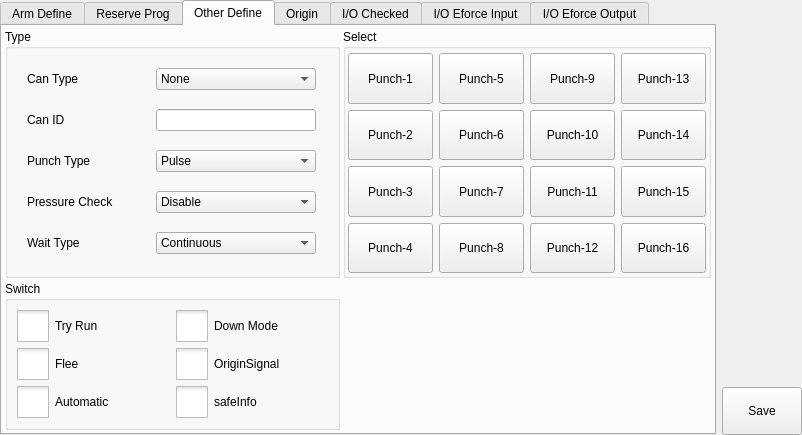
Above: hcsettings/icstructdefineframe.ui from GaussCheng/2-5AxisPunch before the change. Below: the same form after it.
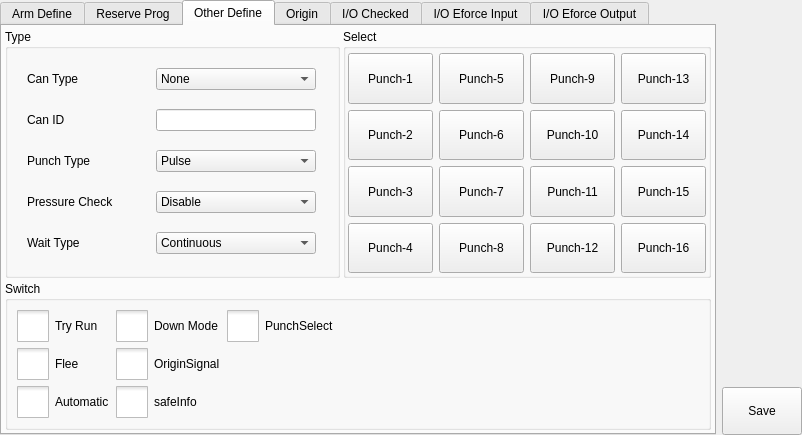
That is the form after the change. The open tabs and pages were chosen to show the change. Icons and pictures are not drawn. Custom widgets are drawn as their Qt base class.

```diff
--- a/hcsettings/icstructdefineframe.ui
+++ b/hcsettings/icstructdefineframe.ui
@@ -1227,225 +1227,6 @@
          </layout>
         </widget>
        </item>
-       <item row="1" column="0">
-        <widget class="QGroupBox" name="groupBox_5">
-         <property name="title">
-          <string>Switch</string>
-         </property>
-         <layout class="QGridLayout" name="gridLayout_8">
-          <item row="2" column="0">
-           <widget class="QCheckBox" name="autoBox">
-            <property name="focusPolicy">
-             <enum>Qt::NoFocus</enum>
-            </property>
-            <property name="styleSheet">
-             <string notr="true">::indicator {
-     width: 32px;
-     height: 32px;
- }
-
-::indicator:unchecked 
-{
-     image: url(:/resource/check_unchecked.png);
- }
-::indicator:checked 
-{
-     image: url(:/resource/check_checked.png);
- }
-
-::indicator:checked:disabled
-{
- image: url(:/resource/check_checked_disable.png);
-}
-
-::indicator:unchecked:disabled
-{
- image: url(:/resource/check_unchecked_disable.png);
-}</string>
-            </property>
-            <property name="text">
-             <string>Automatic</string>
-            </property>
-           </widget>
-          </item>
-          <item row="0" column="1">
-           <widget class="QCheckBox" name="downModeBox">
-            <property name="focusPolicy">
-             <enum>Qt::NoFocus</enum>
-            </property>
-            <property name="styleSheet">
-             <string notr="true">::indicator {
-     width: 32px;
-     height: 32px;
- }
-
-::indicator:unchecked 
-{
-     image: url(:/resource/check_unchecked.png);
- }
-::indicator:checked 
-{
-     image: url(:/resource/check_checked.png);
- }
-
-::indicator:checked:disabled
-{
- image: url(:/resource/check_checked_disable.png);
-}
-
-::indicator:unchecked:disabled
-{
- image: url(:/resource/check_unchecked_disable.png);
-}</string>
-            </property>
-            <property name="text">
-             <string>Down Mode</string>
-            </property>
-           </widget>
-          </item>
-          <item row="0" column="0">
-           <widget class="QCheckBox" name="tryRunBox">
-            <property name="focusPolicy">
-             <enum>Qt::NoFocus</enum>
-            </property>
-            <property name="styleSheet">
-             <string notr="true">::indicator {
-     width: 32px;
-     height: 32px;
- }
-
-::indicator:unchecked 
-{
-     image: url(:/resource/check_unchecked.png);
- }
-::indicator:checked 
-{
-     image: url(:/resource/check_checked.png);
- }
-
-::indicator:checked:disabled
-{
- image: url(:/resource/check_checked_disable.png);
-}
-
-::indicator:unchecked:disabled
-{
- image: url(:/resource/check_unchecked_disable.png);
-}</string>
-            </property>
-            <property name="text">
-             <string>Try Run</string>
-            </property>
-           </widget>
-          </item>
-          <item row="1" column="1">
-           <widget class="QCheckBox" name="originBox">
-            <property name="focusPolicy">
-             <enum>Qt::NoFocus</enum>
-            </property>
-            <property name="styleSheet">
-             <string notr="true">::indicator {
-     width: 32px;
-     height: 32px;
- }
-
-::indicator:unchecked 
-{
-     image: url(:/resource/check_unchecked.png);
- }
-::indicator:checked 
-{
-     image: url(:/resource/check_checked.png);
- }
-
-::indicator:checked:disabled
-{
- image: url(:/resource/check_checked_disable.png);
-}
-
-::indicator:unchecked:disabled
-{
- image: url(:/resource/check_unchecked_disable.png);
-}</string>
-            </property>
-            <property name="text">
-             <string>OriginSignal</string>
-            </property>
-           </widget>
-          </item>
-          <item row="1" column="0">
-           <widget class="QCheckBox" name="fleeBox">
-            <property name="focusPolicy">
-             <enum>Qt::NoFocus</enum>
-            </property>
-            <property name="styleSheet">
-             <string notr="true">::indicator {
-     width: 32px;
-     height: 32px;
- }
-
-::indicator:unchecked 
-{
-     image: url(:/resource/check_unchecked.png);
- }
-::indicator:checked 
-{
-     image: url(:/resource/check_checked.png);
- }
-
-::indicator:checked:disabled
-{
- image: url(:/resource/check_checked_disable.png);
-}
-
-::indicator:unchecked:disabled
-{
- image: url(:/resource/check_unchecked_disable.png);
-}</string>
-            </property>
-            <property name="text">
-             <string>Flee</string>
-            </property>
-           </widget>
-          </item>
-          <item row="2" column="1">
-           <widget class="QCheckBox" name="safeInfoBox">
-            <property name="focusPolicy">
-             <enum>Qt::NoFocus</enum>
-            </property>
-            <property name="styleSheet">
-             <string notr="true">::indicator {
-     width: 32px;
-     height: 32px;
- }
-
-::indicator:unchecked 
-{
-     image: url(:/resource/check_unchecked.png);
- }
-::indicator:checked 
-{
-     image: url(:/resource/check_checked.png);
- }
-
-::indicator:checked:disabled
-{
- image: url(:/resource/check_checked_disable.png);
-}
-
-::indicator:unchecked:disabled
-{
- image: url(:/resource/check_unchecked_disable.png);
-}</string>
-            </property>
-            <property name="text">
-             <string>safeInfo</string>
-            </property>
-           </widget>
-          </item>
-         </layout>
-        </widget>
-       </item>
        <item row="0" column="0">
         <widget class="QGroupBox" name="groupBox">
          <property name="title">
@@ -1658,6 +1439,273 @@
          </layout>
         </widget>
        </item>
+       <item row="1" column="0" colspan="2">
+        <widget class="QGroupBox" name="groupBox_5">
+         <property name="title">
+          <string>Switch</string>
+         </property>
+         <layout class="QGridLayout" name="gridLayout_8">
+          <item row="3" column="0">
+           <widget class="QCheckBox" name="autoBox">
+            <property name="focusPolicy">
+             <enum>Qt::NoFocus</enum>
+            </property>
+            <property name="styleSheet">
+             <string notr="true">::indicator {
+     width: 32px;
+     height: 32px;
+ }
+
+::indicator:unchecked 
+{
+     image: url(:/resource/check_unchecked.png);
+ }
+::indicator:checked 
+{
+     image: url(:/resource/check_checked.png);
+ }
+
+::indicator:checked:disabled
+{
+ image: url(:/resource/check_checked_disable.png);
+}
+
+::indicator:unchecked:disabled
+{
+ image: url(:/resource/check_unchecked_disable.png);
+}</string>
+            </property>
+            <property name="text">
+             <string>Automatic</string>
+            </property>
+           </widget>
+          </item>
+          <item row="0" column="1">
+           <widget class="QCheckBox" name="downModeBox">
+            <property name="focusPolicy">
+             <enum>Qt::NoFocus</enum>
+            </property>
+            <property name="styleSheet">
+             <string notr="true">::indicator {
+     width: 32px;
+     height: 32px;
+ }
+
+::indicator:unchecked 
+{
+     image: url(:/resource/check_unchecked.png);
+ }
+::indicator:checked 
+{
+     image: url(:/resource/check_checked.png);
+ }
+
+::indicator:checked:disabled
+{
+ image: url(:/resource/check_checked_disable.png);
+}
+
+::indicator:unchecked:disabled
+{
+ image: url(:/resource/check_unchecked_disable.png);
+}</string>
+            </property>
+            <property name="text">
+             <string>Down Mode</string>
+            </property>
+           </widget>
+          </item>
+          <item row="0" column="0">
+           <widget class="QCheckBox" name="tryRunBox">
+            <property name="focusPolicy">
+             <enum>Qt::NoFocus</enum>
+            </property>
+            <property name="styleSheet">
+             <string notr="true">::indicator {
+     width: 32px;
+     height: 32px;
+ }
+
+::indicator:unchecked 
+{
+     image: url(:/resource/check_unchecked.png);
+ }
+::indicator:checked 
+{
+     image: url(:/resource/check_checked.png);
+ }
+
+::indicator:checked:disabled
+{
+ image: url(:/resource/check_checked_disable.png);
+}
+
+::indicator:unchecked:disabled
+{
+ image: url(:/resource/check_unchecked_disable.png);
+}</string>
+            </property>
+            <property name="text">
+             <string>Try Run</string>
+            </property>
+           </widget>
+          </item>
+          <item row="2" column="1">
+           <widget class="QCheckBox" name="originBox">
+            <property name="focusPolicy">
+             <enum>Qt::NoFocus</enum>
+            </property>
+            <property name="styleSheet">
+             <string notr="true">::indicator {
+     width: 32px;
+     height: 32px;
+ }
+
+::indicator:unchecked 
+{
+     image: url(:/resource/check_unchecked.png);
+ }
+::indicator:checked 
+{
+     image: url(:/resource/check_checked.png);
+ }
+
+::indicator:checked:disabled
+{
+ image: url(:/resource/check_checked_disable.png);
+}
+
+::indicator:unchecked:disabled
+{
+ image: url(:/resource/check_unchecked_disable.png);
+}</string>
+            </property>
+            <property name="text">
+             <string>OriginSignal</string>
+            </property>
+           </widget>
+          </item>
+          <item row="2" column="0">
+           <widget class="QCheckBox" name="fleeBox">
+            <property name="focusPolicy">
+             <enum>Qt::NoFocus</enum>
+            </property>
+            <property name="styleSheet">
+             <string notr="true">::indicator {
+     width: 32px;
+     height: 32px;
+ }
+
+::indicator:unchecked 
+{
+     image: url(:/resource/check_unchecked.png);
+ }
+::indicator:checked 
+{
+     image: url(:/resource/check_checked.png);
+ }
+
+::indicator:checked:disabled
+{
+ image: url(:/resource/check_checked_disable.png);
+}
+
+::indicator:unchecked:disabled
+{
+ image: url(:/resource/check_unchecked_disable.png);
+}</string>
+            </property>
+            <property name="text">
+             <string>Flee</string>
+            </property>
+           </widget>
+          </item>
+          <item row="3" column="1">
+           <widget class="QCheckBox" name="safeInfoBox">
+            <property name="focusPolicy">
+             <enum>Qt::NoFocus</enum>
+            </property>
+            <property name="styleSheet">
+             <string notr="true">::indicator {
+     width: 32px;
+     height: 32px;
+ }
+
+::indicator:unchecked 
+{
+     image: url(:/resource/check_unchecked.png);
+ }
+::indicator:checked 
+{
+     image: url(:/resource/check_checked.png);
+ }
+
+::indicator:checked:disabled
+{
+ image: url(:/resource/check_checked_disable.png);
+}
+
+::indicator:unchecked:disabled
+{
+ image: url(:/resource/check_unchecked_disable.png);
+}</string>
+            </property>
+            <property name="text">
+             <string>safeInfo</string>
+            </property>
+           </widget>
+          </item>
+          <item row="0" column="2">
+           <widget class="QCheckBox" name="punchOutBox">
+            <property name="focusPolicy">
+             <enum>Qt::NoFocus</enum>
+            </property>
+            <property name="styleSheet">
+             <string notr="true">::indicator {
+     width: 32px;
+     height: 32px;
+ }
+
+::indicator:unchecked 
+{
+     image: url(:/resource/check_unchecked.png);
+ }
+::indicator:checked 
+{
+     image: url(:/resource/check_checked.png);
+ }
+
+::indicator:checked:disabled
+{
+ image: url(:/resource/check_checked_disable.png);
+}
+
+::indicator:unchecked:disabled
+{
+ image: url(:/resource/check_unchecked_disable.png);
+}</string>
+            </property>
+            <property name="text">
+             <string>PunchSelect</string>
+            </property>
+           </widget>
+          </item>
+          <item row="0" column="3">
+           <spacer name="horizontalSpacer">
+            <property name="orientation">
+             <enum>Qt::Horizontal</enum>
+            </property>
+            <property name="sizeHint" stdset="0">
+             <size>
+              <width>40</width>
+              <height>20</height>
+             </size>
+            </property>
+           </spacer>
+          </item>
+         </layout>
+        </widget>
+       </item>
       </layout>
       <zorder>groupBox_5</zorder>
       <zorder>fixtureDefineBox_2</zorder>
```
Left out of the diff: 2 changed lines with no effect on the pictures.
